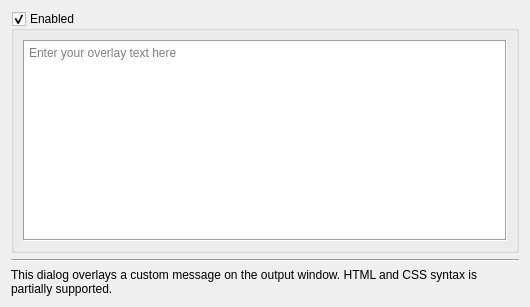
mrehkopf/vcs, file src/display/qt/dialogs/ui/overlay_dialog.ui: the form before one commit.
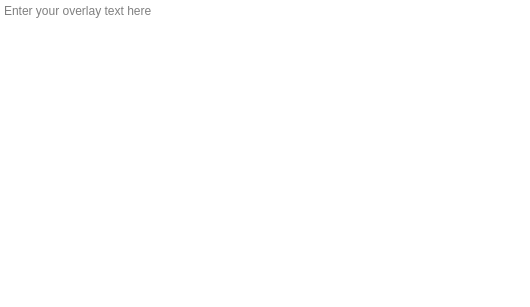
The form after the commit.

Commit message: ui/overlay-dialog: Simplify layout

What changed in the file:
```diff
--- a/src/display/qt/dialogs/ui/overlay_dialog.ui
+++ b/src/display/qt/dialogs/ui/overlay_dialog.ui
@@ -14,17 +14,20 @@
    <string>Dialog</string>
   </property>
   <layout class="QVBoxLayout" name="verticalLayout">
-   <item>
-    <widget class="QGroupBox" name="groupBox_overlayEnabled">
-     <property name="title">
-      <string>Enabled</string>
-     </property>
-     <property name="checkable">
-      <bool>true</bool>
-     </property>
-     <layout class="QHBoxLayout" name="horizontalLayout">
       <property name="spacing">
-       <number>12</number>
+    <number>0</number>
+   </property>
+   <property name="leftMargin">
+    <number>0</number>
+   </property>
+   <property name="topMargin">
+    <number>0</number>
+   </property>
+   <property name="rightMargin">
+    <number>0</number>
+   </property>
+   <property name="bottomMargin">
+    <number>0</number>
       </property>
       <item>
        <widget class="QPlainTextEdit" name="plainTextEdit">
@@ -35,7 +38,7 @@
          </sizepolicy>
         </property>
         <property name="frameShape">
-         <enum>QFrame::Box</enum>
+      <enum>QFrame::NoFrame</enum>
         </property>
         <property name="lineWrapMode">
          <enum>QPlainTextEdit::NoWrap</enum>
@@ -50,29 +53,6 @@
       </item>
      </layout>
     </widget>
-   </item>
-   <item>
-    <widget class="Line" name="line">
-     <property name="orientation">
-      <enum>Qt::Horizontal</enum>
-     </property>
-    </widget>
-   </item>
-   <item>
-    <widget class="QLabel" name="label_notice">
-     <property name="text">
-      <string>This dialog overlays a custom message on the output window. HTML and CSS syntax is partially supported.</string>
-     </property>
-     <property name="wordWrap">
-      <bool>true</bool>
-     </property>
-    </widget>
-   </item>
-  </layout>
- </widget>
- <tabstops>
-  <tabstop>plainTextEdit</tabstop>
- </tabstops>
  <resources/>
  <connections/>
 </ui>
```
Lines whose indentation alone changed are shown as unchanged. The commit also changes 3 other files.
